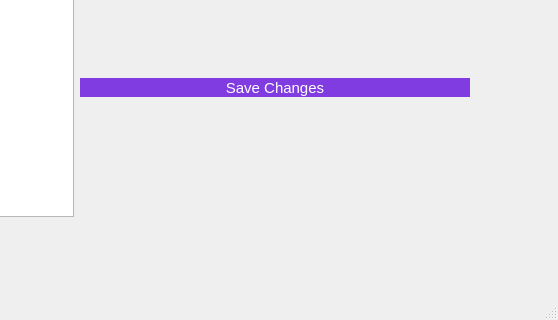
Above: view/uifiles/kalender.ui from saraalsheikh/GoalDigger before the change; both pictures show x 320 to 878 and y 365 to 685 of the 878 by 685 pixel window. Below: the same form after it.
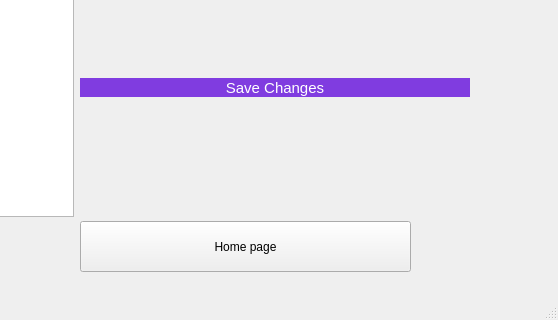
That is the form after the change.

```diff
--- a/view/uifiles/kalender.ui
+++ b/view/uifiles/kalender.ui
@@ -92,6 +92,19 @@
      </rect>
     </property>
    </widget>
+   <widget class="QPushButton" name="btn_home_page">
+    <property name="geometry">
+     <rect>
+      <x>400</x>
+      <y>586</y>
+      <width>331</width>
+      <height>51</height>
+     </rect>
+    </property>
+    <property name="text">
+     <string>Home page</string>
+    </property>
+   </widget>
   </widget>
   <widget class="QMenuBar" name="menubar">
    <property name="geometry">
```
Left out of the diff: 2 changed lines with no effect on the pictures.
